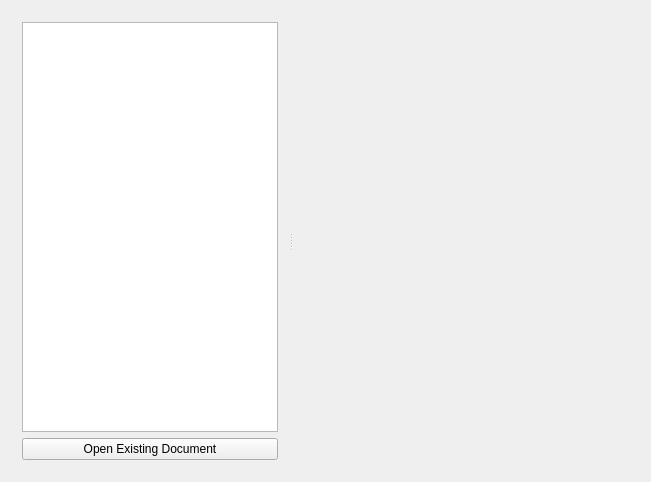
First picture: the form in krita/ui/forms/KisOpenPaneBase.ui, repository KDE/krita, before the edit.
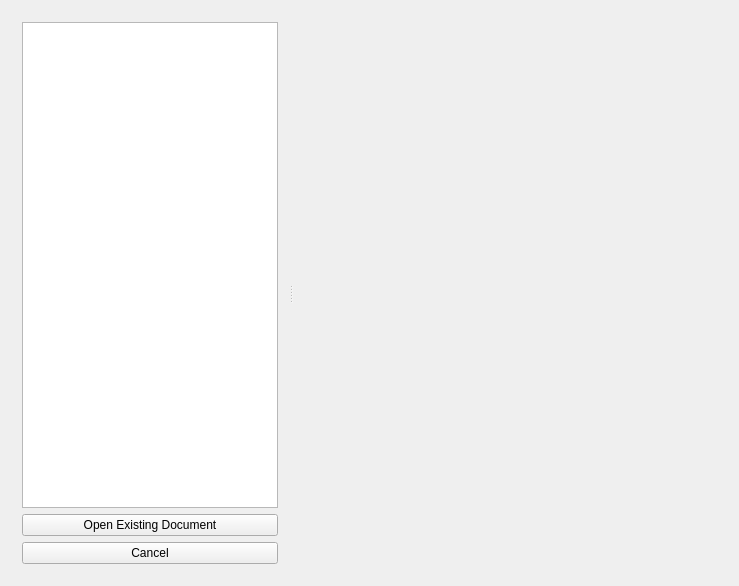
Second picture: the form after the edit.

Commit message:
BUG:341711 Add a cancel button to the new image dialog
The location/label of the button might be something to think upon, whether
it is cancel or close, and whether it shouldn't be bottom-right. But it
works :-)

Thanks to Cajone for the patch!
CCMAIL:peat@blueyonder.co.uk

```diff
--- a/krita/ui/forms/KisOpenPaneBase.ui
+++ b/krita/ui/forms/KisOpenPaneBase.ui
@@ -6,8 +6,8 @@
    <rect>
     <x>0</x>
     <y>0</y>
-    <width>651</width>
-    <height>482</height>
+    <width>739</width>
+    <height>586</height>
    </rect>
   </property>
   <layout class="QHBoxLayout" name="horizontalLayout">
@@ -61,9 +61,19 @@
          </property>
         </widget>
        </item>
+       <item>
+        <widget class="QPushButton" name="cancelButton">
+         <property name="text">
+          <string>Cancel</string>
+         </property>
+        </widget>
+       </item>
       </layout>
      </widget>
      <widget class="QStackedWidget" name="m_widgetStack">
+      <property name="enabled">
+       <bool>true</bool>
+      </property>
       <property name="sizePolicy">
        <sizepolicy hsizetype="Preferred" vsizetype="Preferred">
         <horstretch>1</horstretch>
```
The commit also changes 2 other files.
